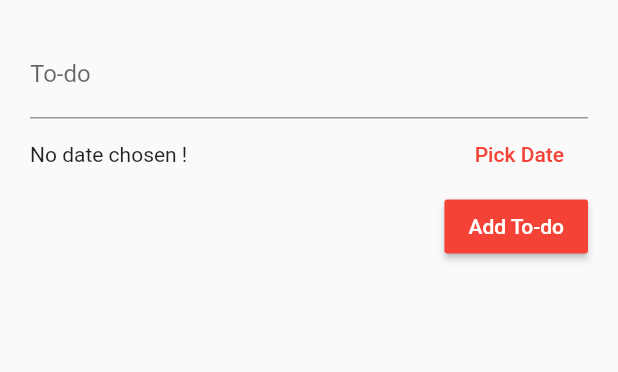
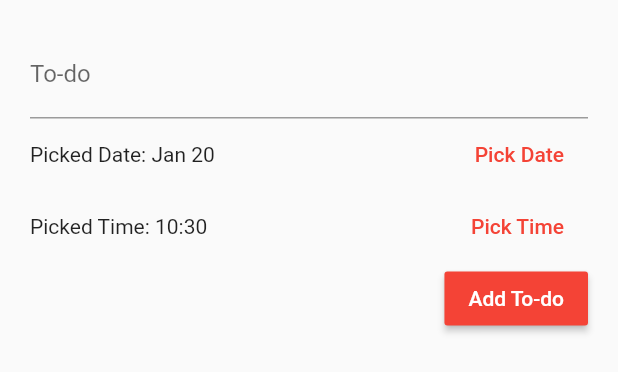
Before and after one commit to iamsusmitashrestha/ToDoApp, a Flutter app: the NewToDo widget shown alone on an empty page, opened directly with empty values, after a tap on "Add To-do", on a phone screen of 412 x 824 dp. Shown: the top 372 px of the screen. Run offline on Flutter 3.47's test engine with Material 2 defaults, Android fonts, the phone set to English and light mode, and no system bars.

```diff
--- a/lib/models/todo.dart
+++ b/lib/models/todo.dart
@@ -1,8 +1,8 @@
 class ToDo {
   final String id;
   final String todo;
-  final DateTime date;
-  // final bool done;
+  final DateTime dateTime;
+  bool done;
 
-  ToDo({this.date, this.id, this.todo});
+  ToDo({this.dateTime, this.id, this.todo, this.done});
 }
--- a/lib/widgets/new_todo.dart
+++ b/lib/widgets/new_todo.dart
@@ -5,42 +5,25 @@ class NewToDo extends StatefulWidget {
   final Function addNewTodo;
 
   NewToDo(this.addNewTodo);
+
   @override
   _NewToDoState createState() => _NewToDoState();
 }
 
 class _NewToDoState extends State<NewToDo> {
+  DateTime selectedDate = DateTime.now();
+  DateTime selectedTime = DateTime.now();
   final _todoController = TextEditingController();
-
-  DateTime _selectedDate;
-
-  void _showDate() {
-    showDatePicker(
-      context: context,
-      initialDate: DateTime.now(),
-      firstDate: DateTime.now(),
-      lastDate: DateTime.now().add(Duration(days: 365)),
-    ).then((pickedDate) {
-      if (pickedDate == null) {
-        return;
-      }
-      setState(() {
-        _selectedDate = pickedDate;
-      });
-    });
-    // );
-  }
 
   void _submitData() {
     final enteredTodo = _todoController.text;
 
-    if (enteredTodo.isEmpty || _selectedDate == null) {
+    if (enteredTodo.isEmpty || selectedTime == null || selectedDate == null) {
       print("hELLO");
       return;
     }
-    print("hELLO BY");
 
-    widget.addNewTodo(enteredTodo, _selectedDate);
+    widget.addNewTodo(enteredTodo, selectedTime);
     Navigator.of(context).pop();
   }
 
@@ -59,14 +42,63 @@ class _NewToDoState extends State<NewToDo> {
           Row(
             mainAxisAlignment: MainAxisAlignment.spaceBetween,
             children: [
-              _selectedDate == null
+              selectedDate == null
                   ? Text("No date chosen !")
                   : Text(
-                      'Picked Date: ${DateFormat.yMd().format(_selectedDate)}'),
+                      'Picked Date: ${DateFormat.MMMd().format(selectedDate)}'),
               FlatButton(
-                onPressed: _showDate,
+                onPressed: () => showDatePicker(
+                  context: context,
+                  initialDate: DateTime.now(),
+                  firstDate: DateTime.now(),
+                  lastDate: DateTime.now().add(Duration(days: 365)),
+                ).then((pickedDate) {
+                  if (pickedDate == null) {
+                    return;
+                  }
+
+                  setState(() {
+                    selectedDate = pickedDate;
+                  });
+                }),
+                // );
+
                 child: Text(
                   "Pick Date",
+                  style: TextStyle(color: Theme.of(context).primaryColor),
+                ),
+              ),
+            ],
+          ),
+          Row(
+            mainAxisAlignment: MainAxisAlignment.spaceBetween,
+            children: [
+              selectedTime == null
+                  ? Text("No Time chosen !")
+                  : Text(
+                      'Picked Time: ${DateFormat.Hm().format(selectedTime)}'),
+              FlatButton(
+                onPressed: () => showTimePicker(
+                  context: context,
+                  initialTime: TimeOfDay.now(),
+                ).then((pickedTime) {
+                  if (pickedTime == null) {
+                    return;
+                  }
+                  setState(() {
+                    selectedTime = DateTime(
+                        selectedDate.year,
+                        selectedDate.month,
+                        selectedDate.day,
+                        pickedTime.hour,
+                        pickedTime.minute);
+                  });
+                  print('\n${selectedTime.toString()}');
+                }),
+                // );
+
+                child: Text(
+                  "Pick Time",
                   style: TextStyle(color: Theme.of(context).primaryColor),
                 ),
               ),
```
Also changed, not shown: lib/screens/home_screen.dart (+19 -4 lines), lib/widgets/todo_list.dart (+37 -16 lines).
